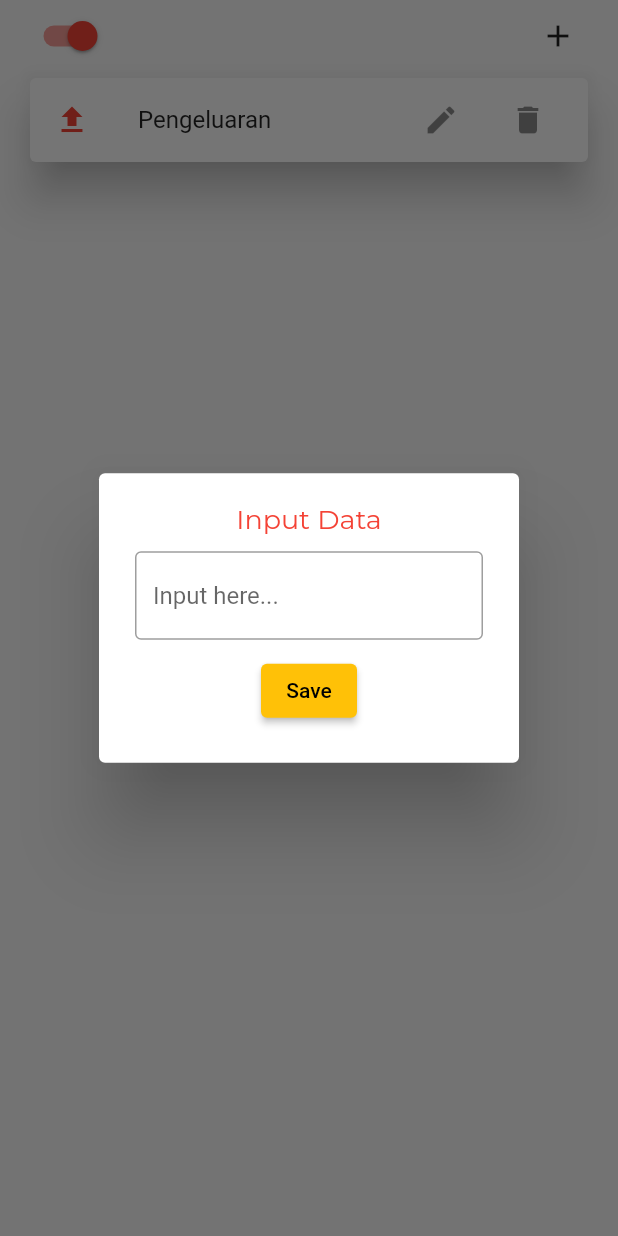
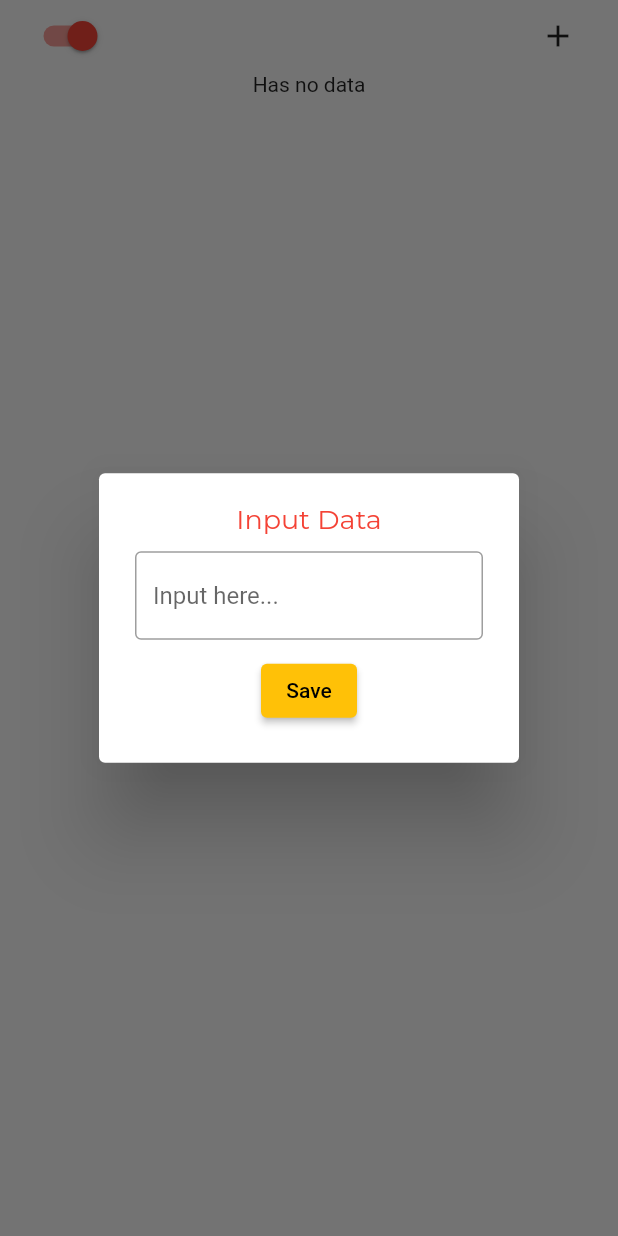
Before and after one commit to ahmadhafis/flutpro, a Flutter app: the ListPage widget shown alone on an empty page, opened directly, after a tap on the "add" icon, on a phone screen of 412 x 824 dp. Run offline on Flutter 3.47's test engine with Material 2 defaults, Android fonts, the phone set to English and light mode, and no system bars; our stand-ins replace drift, google_fonts; missing offline and left inert: calendar_appbar; accounts and stored records are empty; generated files the repository leaves out were written again.

Commit message:
halaman list data

```diff
--- a/lib/pages/list_page.dart
+++ b/lib/pages/list_page.dart
@@ -1,3 +1,4 @@
+import 'package:flutpro/data/database.dart';
 import 'package:flutter/material.dart';
 import 'package:google_fonts/google_fonts.dart';
 
@@ -11,6 +12,24 @@ class ListPage extends StatefulWidget {
 class _ListPageState extends State<ListPage> {
   bool isExpense = true;
 
+  int type = 2;
+
+  final database = AppDatabase();
+
+  TextEditingController categoryNameController = TextEditingController();
+
+  Future insert(String name, int type) async {
+    DateTime now = DateTime.now();
+    final row = await database.into(database.categories).insertReturning(
+        CategoriesCompanion.insert(
+            name: name, type: type, createdAt: now, updatedAt: now));
+    print(row);
+  }
+
+  Future<List<Category>> getAllCategory(int type) async {
+    return await database.getAllCategoryRepo(type);
+  }
+
   void openDialog() {
     showDialog(
         context: context,
@@ -20,14 +39,16 @@ class _ListPageState extends State<ListPage> {
               child: Center(
                 child: Column(children: [
                   Text(
-                    isExpense ?
-                    "Input Data" : "Input data",
-                    style: GoogleFonts.montserrat(fontSize: 18, color: (isExpense) ? Colors.red : Colors.green),
+                    isExpense ? "Input Data" : "Input data",
+                    style: GoogleFonts.montserrat(
+                        fontSize: 18,
+                        color: (isExpense) ? Colors.red : Colors.green),
                   ),
                   SizedBox(
                     height: 10,
                   ),
                   TextFormField(
+                    controller: categoryNameController,
                     decoration: InputDecoration(
                         border: OutlineInputBorder(),
                         hintText: "Input here..."),
@@ -35,7 +56,15 @@ class _ListPageState extends State<ListPage> {
                   SizedBox(
                     height: 10,
                   ),
-                  ElevatedButton(onPressed: () {}, child: Text("Save"))
+                  ElevatedButton(
+                      onPressed: () {
+                        insert(categoryNameController.text, isExpense ? 2 : 1);
+                        Navigator.of(context, rootNavigator: true)
+                            .pop('dialog');
+                        setState(() {});
+                        categoryNameController.clear();
+                      },
+                      child: Text("Save"))
                 ]),
               ),
             ),
@@ -58,6 +87,7 @@ class _ListPageState extends State<ListPage> {
                 onChanged: (bool value) {
                   setState(() {
                     isExpense = value;
+                    type = value ? 2 : 1;
                   });
                 },
                 inactiveTrackColor: Colors.green[200],
@@ -72,30 +102,72 @@ class _ListPageState extends State<ListPage> {
             ],
           ),
         ),
-        Padding(
-          padding: const EdgeInsets.symmetric(horizontal: 16.0),
+        FutureBuilder<List<Category>>(
+          future: getAllCategory(type),
+          builder: (context, snapshot) {
+            if (snapshot.connectionState == ConnectionState.waiting) {
+              return Center(
+                child: CircularProgressIndicator(),
+              );
+            } else {
+              if (snapshot.hasData) {
+                if (snapshot.data!.length > 0) {
+                  return ListView.builder(
+                    shrinkWrap: true,
+                    itemCount: snapshot.data!.length,
+                    itemBuilder: (context, index) {
+                      return Padding(
+                        padding: const EdgeInsets.symmetric(horizontal: 16),
                         child: Card(
-            elevation: 12,
+                          elevation: 10,
                           child: ListTile(
-              leading: (isExpense)
-                  ? Icon(
-                      Icons.upload,
-                      color: Colors.red,
-                    )
-                  : Icon(Icons.download, color: Colors.green),
-              title: Text("Pengeluaran"),
                               trailing: Row(
                                 mainAxisSize: MainAxisSize.min,
                                 children: [
-                  IconButton(onPressed: () {}, icon: Icon(Icons.edit)),
+                                  IconButton(
+                                    icon: Icon(Icons.delete),
+                                    onPressed: () {
+                                      setState(() {});
+                                    },
+                                  ),
                                   SizedBox(
                                     width: 10,
                                   ),
-                  IconButton(onPressed: () {}, icon: Icon(Icons.delete)),
+                                  IconButton(
+                                    icon: Icon(Icons.edit),
+                                    onPressed: () {},
+                                  )
                                 ],
                               ),
+                              leading: Container(
+                                  padding: EdgeInsets.all(3),
+                                  decoration: BoxDecoration(
+                                      color: Colors.white,
+                                      borderRadius: BorderRadius.circular(8)),
+                                  child: (isExpense!)
+                                      ? Icon(Icons.upload,
+                                          color: Colors.redAccent[400])
+                                      : Icon(
+                                          Icons.download,
+                                          color: Colors.greenAccent[400],
+                                        )),
+                              title: Text(snapshot.data![index].name)),
                         ),
-          ),
+                      );
+                    },
+                  );
+                } else {
+                  return Center(
+                    child: Text("Has no data"),
+                  );
+                }
+              } else {
+                return Center(
+                  child: Text("Has no data"),
+                );
+              }
+            }
+          },
         )
       ],
     ));
```
Also changed, not shown: lib/data/list.dart (added, +11 -0 lines), lib/data/transaction.dart (added, +13 -0 lines). Lines whose indentation alone changed are shown as unchanged.
